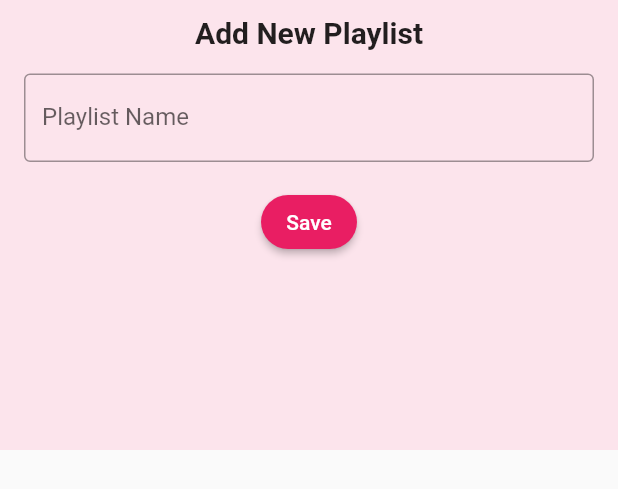
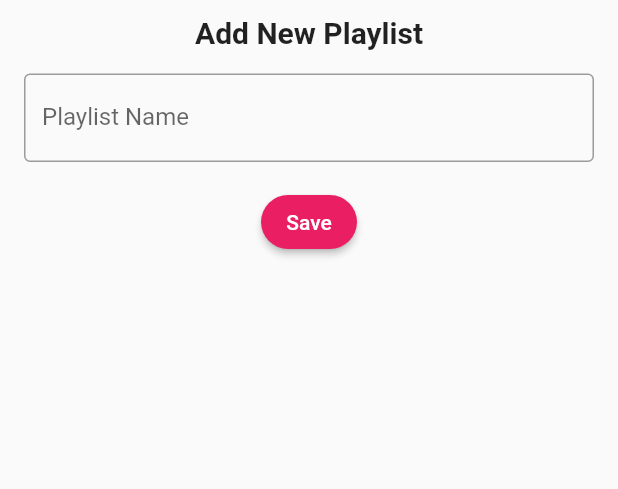
Before and after one commit to plntry/music_app_flutter, a Flutter app: the AddPlaylistModal widget shown alone on an empty page, opened directly, on a phone screen of 412 x 824 dp. Shown: the top 489 px of the screen. Run offline on Flutter 3.47's test engine with Material 2 defaults, Android fonts, the light colour scheme and no system bars; our stand-ins replace shared_preferences; accounts and stored records are empty.

Commit message:
removed modal background color

```diff
--- a/lib/widgets/addPlaylistModal/add_playlist_modal.dart
+++ b/lib/widgets/addPlaylistModal/add_playlist_modal.dart
@@ -28,7 +28,6 @@ class _AddPlaylistModalState extends State<AddPlaylistModal> {
           horizontal: 16,
           vertical: 10,
         ),
-        color: Colors.pink.shade50,
         child: Column(
           mainAxisSize: MainAxisSize.min,
           children: [
@@ -43,7 +42,6 @@ class _AddPlaylistModalState extends State<AddPlaylistModal> {
             Form(
               key: _formKey,
               child: TextFormField(
-                // autofocus: true,
                 decoration: const InputDecoration(
                   border: OutlineInputBorder(),
                   labelText: 'Playlist Name',
```
